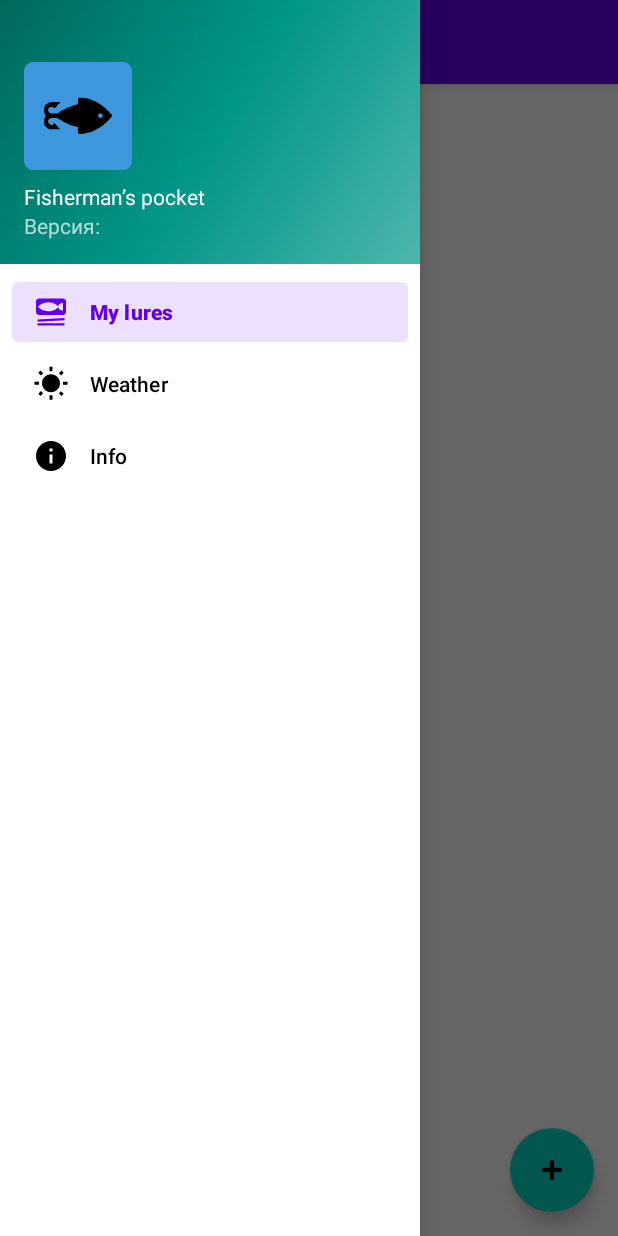
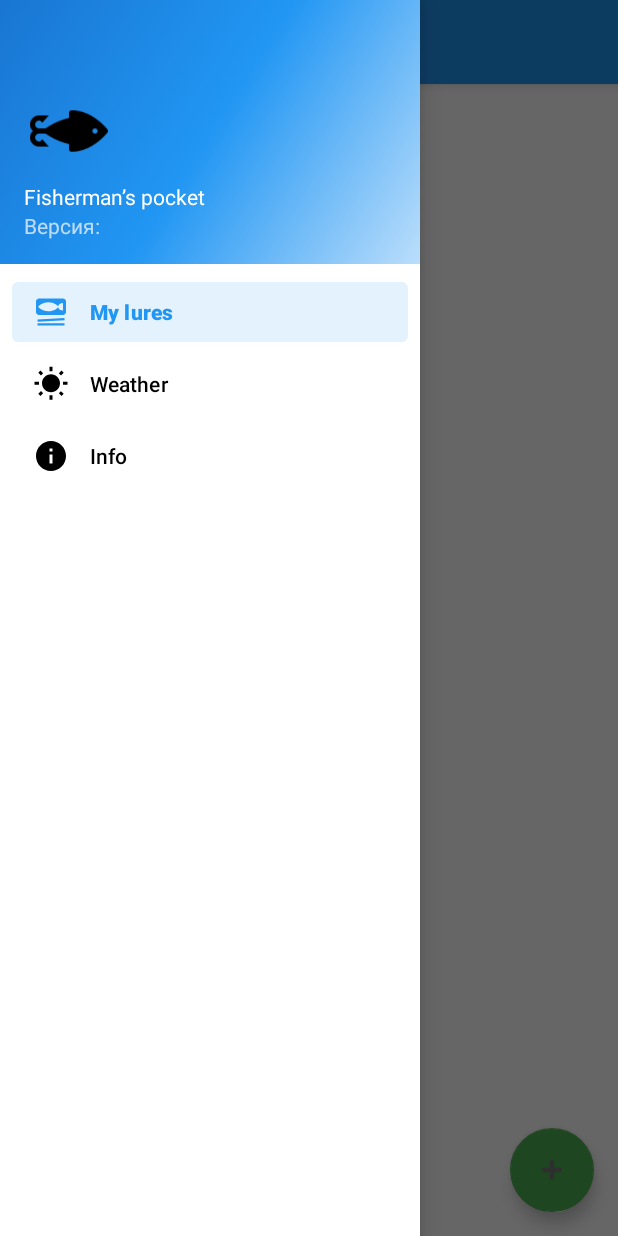
Before and after one commit to nanstas/Fisherman-s-pocket, an Android app: the screen it shows after launch (MainActivity), with the side drawer open, on a phone screen of 412 x 824 dp. Run offline under Robolectric (Android 15) with nearby library versions, the phone set to English and light mode, and no system bars; our stand-ins replace Dagger/Hilt's generated code, Room's generated code, navigation-ui.

Commit message:
replaced the palette

```diff
--- a/app/src/main/res/drawable/side_nav_bar.xml
+++ b/app/src/main/res/drawable/side_nav_bar.xml
@@ -2,8 +2,8 @@
     android:shape="rectangle">
     <gradient
         android:angle="135"
-        android:centerColor="#009688"
-        android:endColor="#00695C"
-        android:startColor="#4DB6AC"
+        android:centerColor="#2196F3"
+        android:endColor="#1976D2"
+        android:startColor="#BBDEFB"
         android:type="linear" />
 </shape>
--- a/app/src/main/res/layout/nav_header_main.xml
+++ b/app/src/main/res/layout/nav_header_main.xml
@@ -15,11 +15,11 @@
 
     <ImageView
         android:id="@+id/imageView"
-        android:layout_width="wrap_content"
-        android:layout_height="wrap_content"
+        android:layout_width="60dp"
+        android:layout_height="60dp"
         android:contentDescription="@string/nav_header_desc"
         android:paddingTop="@dimen/nav_header_vertical_spacing"
-        app:srcCompat="@mipmap/ic_launcher_fish_round" />
+        app:srcCompat="@drawable/ic_wobbler" />
 
     <TextView
         android:layout_width="match_parent"
--- a/app/src/main/res/mipmap-anydpi-v26/ic_launcher_fish.xml
+++ b/app/src/main/res/mipmap-anydpi-v26/ic_launcher_fish.xml
@@ -1,5 +1,5 @@
 <?xml version="1.0" encoding="utf-8"?>
 <adaptive-icon xmlns:android="http://schemas.android.com/apk/res/android">
-    <background android:drawable="@color/ic_launcher_fish_background"/>
+    <background android:drawable="@color/primary"/>
     <foreground android:drawable="@mipmap/ic_launcher_fish_foreground"/>
 </adaptive-icon>
--- a/app/src/main/res/mipmap-anydpi-v26/ic_launcher_fish_round.xml
+++ b/app/src/main/res/mipmap-anydpi-v26/ic_launcher_fish_round.xml
@@ -1,5 +1,5 @@
 <?xml version="1.0" encoding="utf-8"?>
 <adaptive-icon xmlns:android="http://schemas.android.com/apk/res/android">
-    <background android:drawable="@color/ic_launcher_fish_background"/>
+    <background android:drawable="@color/primary"/>
     <foreground android:drawable="@mipmap/ic_launcher_fish_foreground"/>
 </adaptive-icon>
--- a/app/src/main/res/values-night/themes.xml
+++ /dev/null
@@ -1,16 +0,0 @@
-<resources xmlns:tools="http://schemas.android.com/tools">
-    <!-- Base application theme. -->
-    <style name="Theme.FishermansPocket" parent="Theme.MaterialComponents.DayNight.DarkActionBar">
-        <!-- Primary brand color. -->
-        <item name="colorPrimary">@color/purple_200</item>
-        <item name="colorPrimaryVariant">@color/purple_700</item>
-        <item name="colorOnPrimary">@color/black</item>
-        <!-- Secondary brand color. -->
-        <item name="colorSecondary">@color/teal_200</item>
-        <item name="colorSecondaryVariant">@color/teal_200</item>
-        <item name="colorOnSecondary">@color/black</item>
-        <!-- Status bar color. -->
-        <item name="android:statusBarColor" tools:targetApi="l">?attr/colorPrimaryVariant</item>
-        <!-- Customize your theme here. -->
-    </style>
-</resources>
--- a/app/src/main/res/values/colors.xml
+++ b/app/src/main/res/values/colors.xml
@@ -1,12 +1,12 @@
 <?xml version="1.0" encoding="utf-8"?>
 <resources>
-    <color name="purple_200">#FFBB86FC</color>
-    <color name="purple_500">#FF6200EE</color>
-    <color name="purple_700">#FF3700B3</color>
-    <color name="teal_200">#FF03DAC5</color>
-    <color name="teal_700">#FF018786</color>
+    <color name="primary">#2196F3</color>
+    <color name="primary_dark">#1976D2</color>
+    <color name="primary_light">#BBDEFB</color>
+    <color name="accent">#4CAF50</color>
+    <color name="primary_text">#212121</color>
+    <color name="secondary_text">#757575</color>
+    <color name="some_text">#FFFFFF</color>
+    <color name="divider">#BDBDBD</color>
     <color name="light_black">#48484a</color>
-    <color name="black">#FF000000</color>
-    <color name="white">#FFFFFFFF</color>
-    <color name="ic_launcher_fish_background">#3D97DC</color>
 </resources>
--- a/app/src/main/res/values/themes.xml
+++ b/app/src/main/res/values/themes.xml
@@ -2,13 +2,13 @@
     <!-- Base application theme. -->
     <style name="Theme.FishermansPocket" parent="Theme.MaterialComponents.DayNight.DarkActionBar">
         <!-- Primary brand color. -->
-        <item name="colorPrimary">@color/purple_500</item>
-        <item name="colorPrimaryVariant">@color/purple_700</item>
-        <item name="colorOnPrimary">@color/white</item>
+        <item name="colorPrimary">@color/primary</item>
+        <item name="colorPrimaryVariant">@color/primary_dark</item>
+        <item name="colorOnPrimary">@color/primary_light</item>
         <!-- Secondary brand color. -->
-        <item name="colorSecondary">@color/teal_200</item>
-        <item name="colorSecondaryVariant">@color/teal_700</item>
-        <item name="colorOnSecondary">@color/black</item>
+        <item name="colorSecondary">@color/accent</item>
+        <item name="colorSecondaryVariant">@color/primary_text</item>
+        <item name="colorOnSecondary">@color/secondary_text</item>
         <!-- Status bar color. -->
         <item name="android:statusBarColor" tools:targetApi="l">?attr/colorPrimaryVariant</item>
         <!-- Customize your theme here. -->
```
Also changed, not shown: app/src/main/res/drawable/ic_wobbler.png (added).
